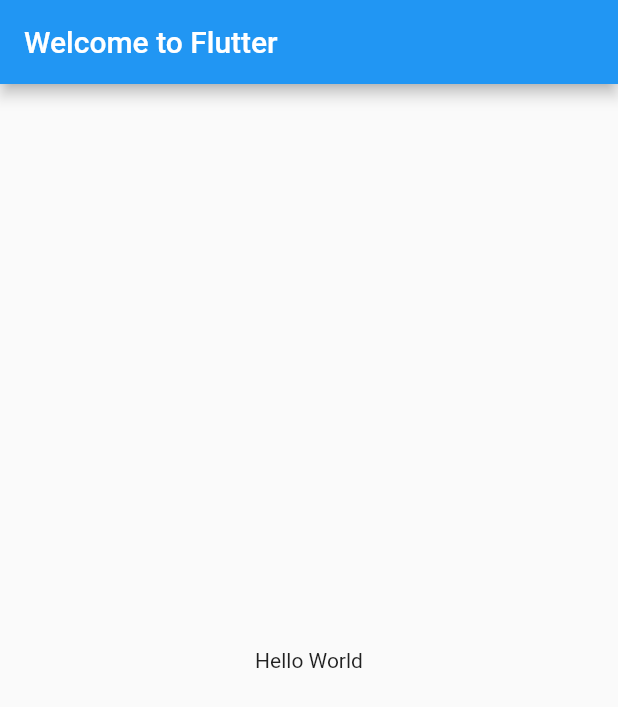
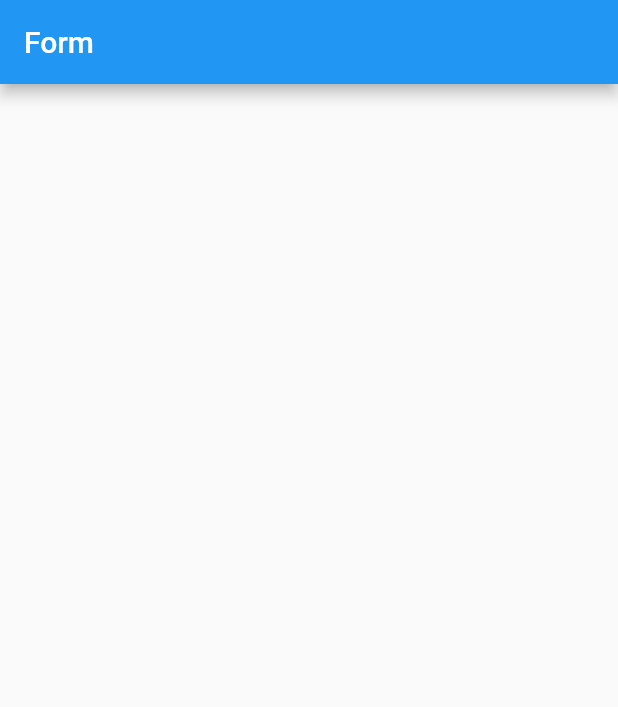
Before and after one commit to IceVanilla/FlutterCase, a Flutter app: the screen it shows after launch, on a phone screen of 412 x 824 dp. Shown: the top 707 px of the screen. Run offline on Flutter 3.47's test engine with Material 2 defaults, Android fonts, the phone set to English and light mode, and no system bars.

Commit message:
form: empty page
标题为Form的空白页面

```diff
--- a/form/lib/main.dart
+++ b/form/lib/main.dart
@@ -7,13 +7,22 @@ class MyApp extends StatelessWidget {
   Widget build(BuildContext context) {
     return MaterialApp(
       title: 'Welcome to Flutter',
-      home: Scaffold(
-        appBar: AppBar(
-          title: const Text('Welcome to Flutter'),
-        ),
-        body: const Center(
-          child: Text('Hello World'),
-        ),
+      home: FormPage(),
+    );
+  }
+}
+
+class FormPage extends StatefulWidget {
+  @override
+  State<StatefulWidget> createState() => FormState();
+}
+
+class FormState extends State<FormPage> {
+  @override
+  Widget build(BuildContext context) {
+    return Scaffold(
+      appBar: AppBar(
+        title: const Text("Form"),
       ),
     );
   }
```
